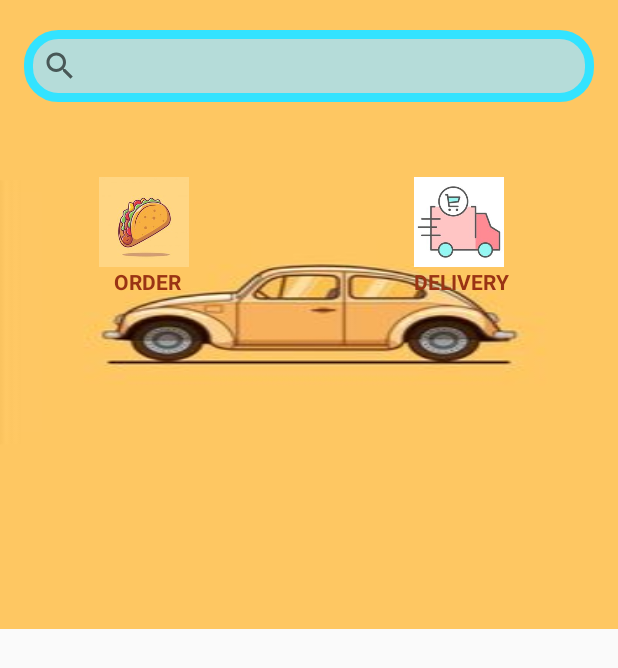
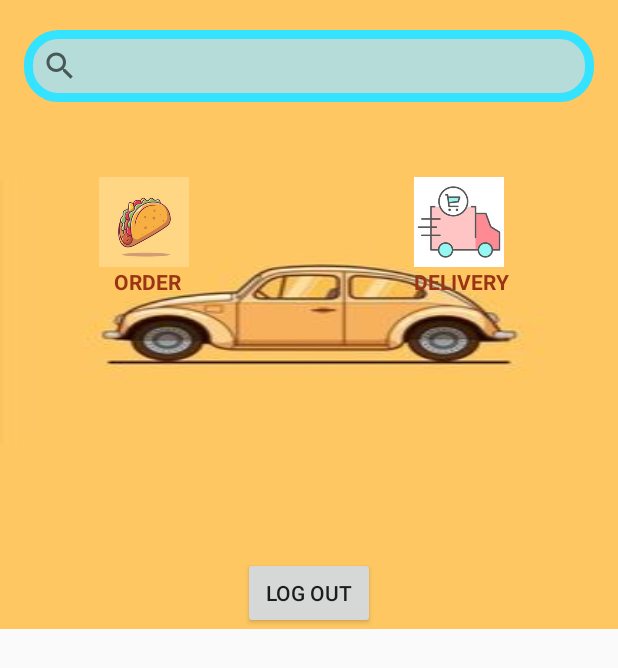
Before and after one commit to anhkiet190999/UFS-app, an Android app: the screen it shows after launch once a user with an empty profile is signed in (home), on a phone screen of 412 x 824 dp. Shown: the top 668 px of the screen. Run offline under Robolectric (Android 15) with nearby library versions, the phone set to English and light mode, and no system bars; our stand-ins replace Firebase (no records; nobody signed in at launch, a user with empty details on screens opened directly).

Commit message:
usf app add homepage

```diff
--- a/app/src/main/java/com/example/ufs/home.java
+++ b/app/src/main/java/com/example/ufs/home.java
@@ -2,13 +2,38 @@ package com.example.ufs;
 
 import androidx.appcompat.app.AppCompatActivity;
 
+import android.content.Intent;
 import android.os.Bundle;
+import android.view.View;
+import android.widget.Button;
+import android.widget.ProgressBar;
+import android.widget.Toast;
+
+import com.google.firebase.auth.FirebaseAuth;
 
 public class home extends AppCompatActivity {
+    private Button logout;
+    private FirebaseAuth mAuth;
+    private ProgressBar progressBar;
 
     @Override
     protected void onCreate(Bundle savedInstanceState) {
         super.onCreate(savedInstanceState);
         setContentView(R.layout.activity_home);
+
+        progressBar = findViewById(R.id.progress_circular);
+        logout = findViewById(R.id.logoutButon);
+        logout.setOnClickListener(new View.OnClickListener() {
+            @Override
+            public void onClick(View view) {
+                progressBar.setVisibility(View.VISIBLE);
+                mAuth = FirebaseAuth.getInstance();
+                Toast.makeText(home.this, "Logging out!", Toast.LENGTH_LONG).show();
+                mAuth.signOut();
+                progressBar.setVisibility(View.GONE);
+                Intent mainIntent = new Intent(getApplicationContext(), MainActivity.class );
+                startActivity(mainIntent);
+            }
+        });
     }
 }
--- a/app/src/main/java/com/example/ufs/login.java
+++ b/app/src/main/java/com/example/ufs/login.java
@@ -16,6 +16,7 @@ import com.google.android.gms.tasks.Task;
 import com.google.firebase.auth.AuthResult;
 import com.google.firebase.auth.FirebaseAuth;
 import com.google.firebase.auth.FirebaseUser;
+import com.google.firebase.database.FirebaseDatabase;
 
 public class login extends AppCompatActivity {
 
@@ -23,6 +24,7 @@ public class login extends AppCompatActivity {
     private EditText editUsername, editPassword;
     private Button login;
     private ProgressBar progressBar;
+    private FirebaseDatabase user;
 
     @Override
     protected void onCreate(Bundle savedInstanceState) {
--- a/app/src/main/java/com/example/ufs/registration.java
+++ b/app/src/main/java/com/example/ufs/registration.java
@@ -68,6 +68,7 @@ public class registration extends AppCompatActivity {
            }
        });
 
+
         create.setOnClickListener(new View.OnClickListener() {
             @Override
             public void onClick(View view) {
@@ -137,7 +138,7 @@ public class registration extends AppCompatActivity {
                                     if(task.isSuccessful()){
                                         Toast.makeText(registration.this, "User has been registered successfully", Toast.LENGTH_LONG).show();
                                         progressBar.setVisibility(View.GONE);
-
+                                        mAuth.signOut();
                                         //redirect to login activity!
                                         Intent loginIntent = new Intent(getApplicationContext(), login.class );
                                         startActivity(loginIntent);
--- a/app/src/main/res/layout/activity_home.xml
+++ b/app/src/main/res/layout/activity_home.xml
@@ -59,6 +59,24 @@
             android:textColor="@color/red"
             android:gravity="center_horizontal" />
 
+        <Button
+            android:id="@+id/logoutButon"
+            android:layout_width="wrap_content"
+            android:layout_height="wrap_content"
+            android:text="log out"
+            android:layout_centerHorizontal="true"
+            android:layout_alignParentBottom="true"/>
+
+        <ProgressBar
+            android:id="@+id/progress_circular"
+            android:layout_width="wrap_content"
+            android:layout_height="wrap_content"
+            android:layout_centerHorizontal="true"
+            android:gravity="center_horizontal"
+            android:layout_centerVertical="true"
+            style="?android:attr/progressBarStyleLarge"
+            android:visibility="gone"/>
+
     </RelativeLayout>
 
 </ScrollView>
--- a/app/src/main/res/layout/activity_registration.xml
+++ b/app/src/main/res/layout/activity_registration.xml
@@ -41,7 +41,7 @@
             android:drawableStart="@drawable/person"
             android:drawableLeft="@drawable/person"
             android:gravity="center_horizontal"
-            android:hint="full name"
+            android:hint="full name / restaurant name"
             android:padding="5dip"
             android:textAlignment="center" />
 
@@ -72,7 +72,7 @@
             android:drawableStart="@drawable/studentid"
             android:drawableLeft="@drawable/studentid"
             android:gravity="center_horizontal"
-            android:hint="student id"
+            android:hint="student id / restaurant id"
             android:padding="5dip"
             android:textAlignment="center" />
 
```
